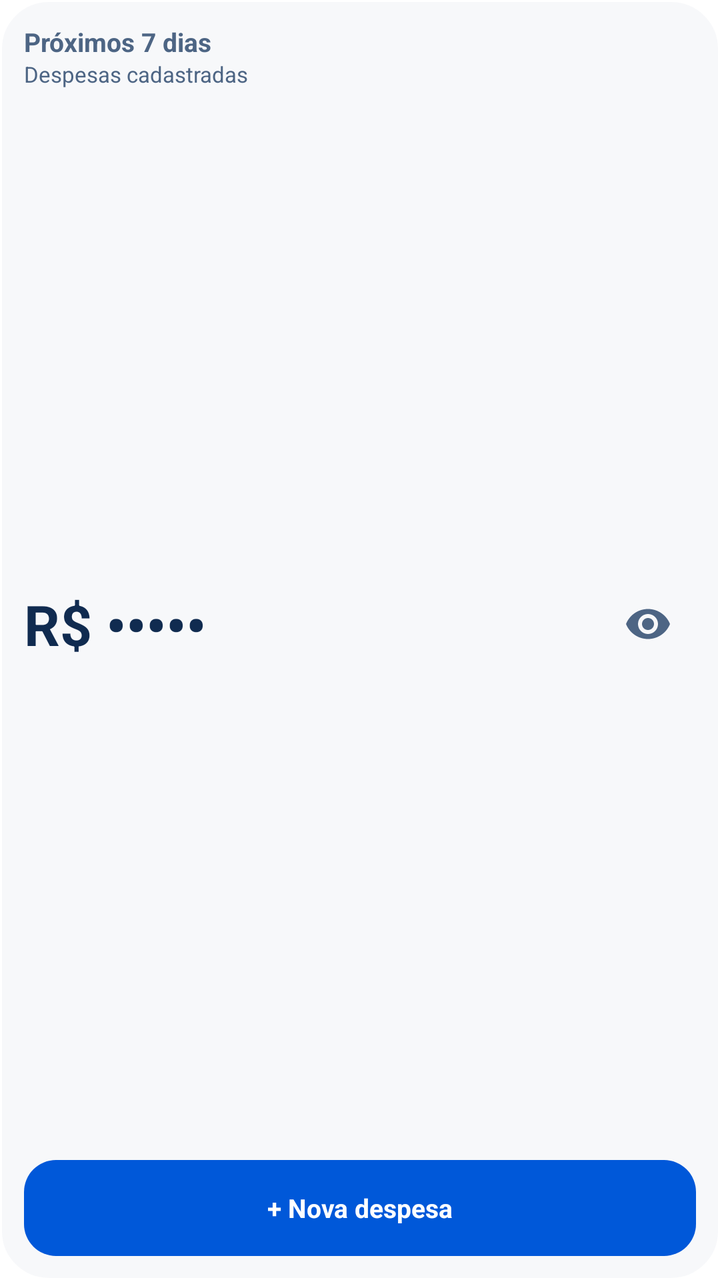
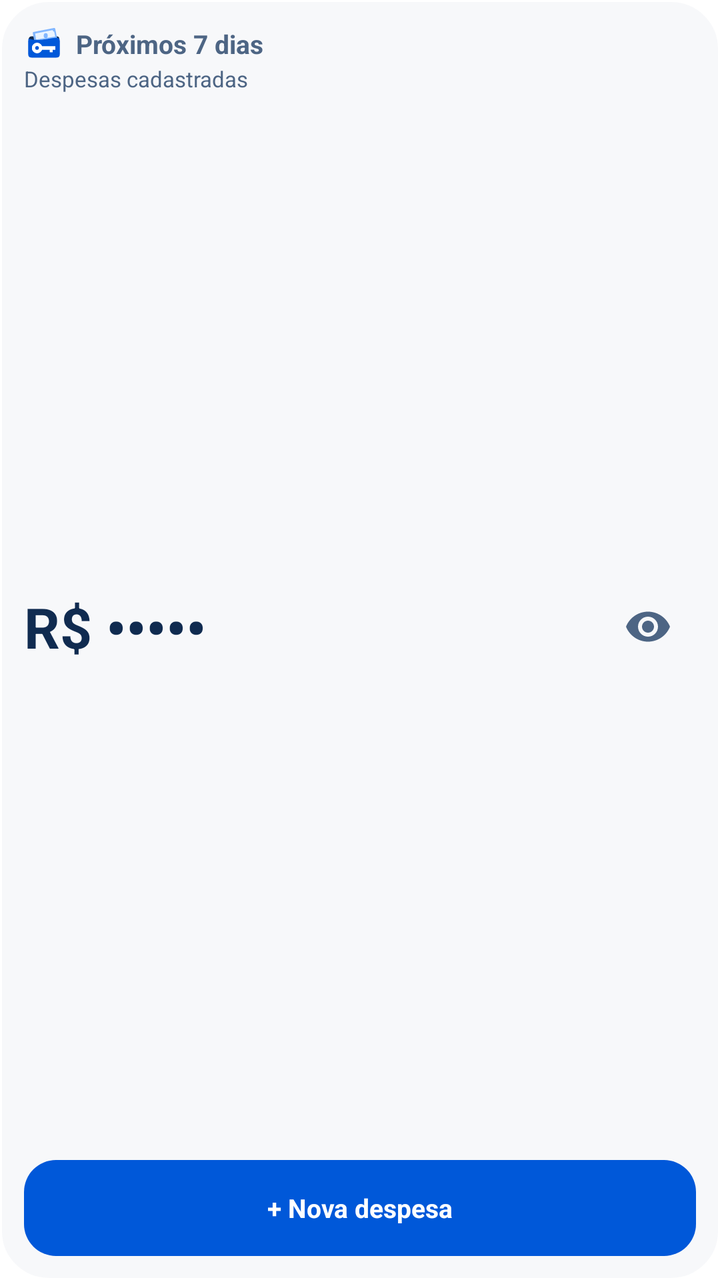

Two renders of the same Android screen: before a commit and after it. Below are the layout's source before the change and the commit's diff.
<!-- AndroidManifest.xml: fallback theme Theme.MaterialComponents.DayNight.NoActionBar -->
<!-- res/layout/widget_upcoming.xml -->
<?xml version="1.0" encoding="utf-8"?>
<FrameLayout
    xmlns:android="http://schemas.android.com/apk/res/android"
    android:layout_width="match_parent"
    android:layout_height="match_parent">
    <ImageView
        android:id="@+id/widget_background_image"
        android:layout_width="match_parent"
        android:layout_height="match_parent"
        android:src="@drawable/widget_background"
        android:scaleType="fitXY"
        android:importantForAccessibility="no" />
    <LinearLayout
        android:id="@+id/widget_root"
        android:layout_width="match_parent"
        android:layout_height="match_parent"
        android:orientation="vertical"
        android:padding="12dp">
        <TextView
            android:id="@+id/tv_title"
            android:layout_width="match_parent"
            android:layout_height="wrap_content"
            android:text="Próximos 7 dias"
            android:textSize="13sp"
            android:textColor="@color/widget_text_secondary"
            android:maxLines="1"
            android:ellipsize="end"
            android:textStyle="bold" />
        <TextView
            android:id="@+id/tv_subtitle"
            android:layout_width="match_parent"
            android:layout_height="wrap_content"
            android:text="Despesas cadastradas"
            android:textSize="11sp"
            android:textColor="@color/widget_text_secondary"
            android:maxLines="1"
            android:ellipsize="end" />
        <LinearLayout
            android:layout_width="match_parent"
            android:layout_height="0dp"
            android:layout_weight="1"
            android:orientation="horizontal"
            android:gravity="center_vertical">
            <TextView
                android:id="@+id/tv_monthly_spent"
                android:layout_width="0dp"
                android:layout_weight="1"
                android:layout_height="match_parent"
                android:gravity="center_vertical"
                android:text="R$ •••••"
                android:textStyle="bold"
                android:textColor="@color/widget_text_primary"
                android:textSize="24sp"
                android:autoSizeTextType="uniform"
                android:autoSizeMinTextSize="12sp"
                android:autoSizeMaxTextSize="28sp"
                android:maxLines="1" />
            <ImageButton
                android:id="@+id/btn_toggle_visibility"
                android:layout_width="48dp"
                android:layout_height="48dp"
                android:padding="12dp"
                android:background="@android:color/transparent"
                android:src="@drawable/ic_visibility"
                android:tint="@color/widget_text_secondary"
                android:contentDescription="Mostrar valores temporariamente" />
        </LinearLayout>
        <FrameLayout
            android:layout_width="match_parent"
            android:layout_height="48dp">
            <ImageView
                android:id="@+id/widget_button_image"
                android:layout_width="match_parent"
                android:layout_height="match_parent"
                android:src="@drawable/widget_button_background"
                android:scaleType="fitXY"
                android:importantForAccessibility="no" />
            <TextView
                android:id="@+id/btn_add_expense"
                android:layout_width="match_parent"
                android:layout_height="match_parent"
                android:gravity="center"
                android:text="+ Nova despesa"
                android:textSize="13sp"
                android:textStyle="bold"
                android:textColor="@color/widget_btn_text"
                android:maxLines="1"
                android:ellipsize="end" />
        </FrameLayout>
    </LinearLayout>
</FrameLayout>
<!-- resources referenced by this layout -->
<resources>
  <color name="widget_btn_text">#FFFFFF</color>
  <color name="widget_text_primary">#102B50</color>
  <color name="widget_text_secondary">#4D6584</color>
  <!-- drawable ic_visibility (drawable) -->
  <vector xmlns:android="http://schemas.android.com/apk/res/android"
      android:width="24dp"
      android:height="24dp"
      android:viewportWidth="24"
      android:viewportHeight="24">
      <path
          android:fillColor="#FF757575"
          android:pathData="M12,4.5C7,4.5 2.73,7.61 1,12c1.73,4.39 6,7.5 11,7.5s9.27,-3.11 11,-7.5c-1.73,-4.39 -6,-7.5 -11,-7.5zM12,17c-2.76,0 -5,-2.24 -5,-5s2.24,-5 5,-5 5,2.24 5,5 -2.24,5 -5,5zM12,9c-1.66,0 -3,1.34 -3,3s1.34,3 3,3 3,-1.34 3,-3 -1.34,-3 -3,-3z" />
  </vector>
  <!-- drawable widget_background (drawable) -->
  <?xml version="1.0" encoding="utf-8"?>
  <shape xmlns:android="http://schemas.android.com/apk/res/android">
      <solid android:color="@color/widget_bg" />
      <corners android:radius="24dp" />
      <stroke
          android:width="1dp"
          android:color="@color/widget_border" />
  </shape>
  <!-- drawable widget_button_background (drawable) -->
  <?xml version="1.0" encoding="utf-8"?>
  <shape xmlns:android="http://schemas.android.com/apk/res/android">
      <solid android:color="@color/widget_btn_bg" />
      <corners android:radius="16dp" />
  </shape>
  <color name="widget_bg">#F7F8FA</color>
  <color name="widget_border">#FFFFFF</color>
  <color name="widget_btn_bg">#0058D9</color>
</resources>

<!-- the commit's change to res/layout/widget_upcoming.xml (unified diff, before → after) -->
@@ -18,6 +18,9 @@
         android:padding="12dp">
         <TextView
             android:id="@+id/tv_title"
+            android:drawableStart="@drawable/passfin_widget_brand"
+            android:drawablePadding="6dp"
+            android:gravity="center_vertical"
             android:layout_width="match_parent"
             android:layout_height="wrap_content"
             android:text="Próximos 7 dias"
<!-- resource entries referenced after the edit -->
@@ -12,6 +12,15 @@
       <path
           android:fillColor="#FF757575"
           android:pathData="M12,4.5C7,4.5 2.73,7.61 1,12c1.73,4.39 6,7.5 11,7.5s9.27,-3.11 11,-7.5c-1.73,-4.39 -6,-7.5 -11,-7.5zM12,17c-2.76,0 -5,-2.24 -5,-5s2.24,-5 5,-5 5,2.24 5,5 -2.24,5 -5,5zM12,9c-1.66,0 -3,1.34 -3,3s1.34,3 3,3 3,-1.34 3,-3 -1.34,-3 -3,-3z" />
+  </vector>
+  <!-- drawable passfin_widget_brand (drawable) -->
+  <vector xmlns:android="http://schemas.android.com/apk/res/android" android:width="20dp" android:height="20dp" android:viewportWidth="512" android:viewportHeight="512">
+    <path android:fillColor="#102B50" android:fillType="evenOdd" android:pathData="M60 196 Q60 163 94 158 L418 158 Q452 158 452 193 L452 220 L60 220 Z"/>
+    <path android:fillColor="#82B7FF" android:fillType="evenOdd" android:pathData="M112 116 Q110 105 122 102 L383 51 Q397 48 400 63 L424 181 L132 217 Z"/>
+    <path android:fillColor="#EAF4FF" android:fillType="evenOdd" android:pathData="M143 122 L367 78 Q371 98 387 99 L400 161 L154 199 Z"/>
+    <path android:fillColor="#82B7FF" android:fillType="evenOdd" android:pathData="M252 149 A26 32 0 1 0 304 149 A26 32 0 1 0 252 149 Z"/>
+    <path android:fillColor="#0058D9" android:fillType="evenOdd" android:pathData="M58 188 Q167 220 301 192 Q383 176 421 177 Q458 177 458 216 L458 388 Q458 430 416 430 L96 430 Q54 430 54 388 L54 221 Q54 201 58 188 Z M230 285 A66 66 0 1 0 230 329 L330 329 L330 360 L366 360 L366 329 L402 329 L402 285 Z M192 307 A25 25 0 1 0 142 307 A25 25 0 1 0 192 307 Z"/>
+    <path android:fillColor="#FFFFFF" android:fillType="evenOdd" android:pathData="M230 285 A66 66 0 1 0 230 329 L330 329 L330 360 L366 360 L366 329 L402 329 L402 285 Z M192 307 A25 25 0 1 0 142 307 A25 25 0 1 0 192 307 Z"/>
   </vector>
   <!-- drawable widget_background (drawable) -->
   <?xml version="1.0" encoding="utf-8"?>
